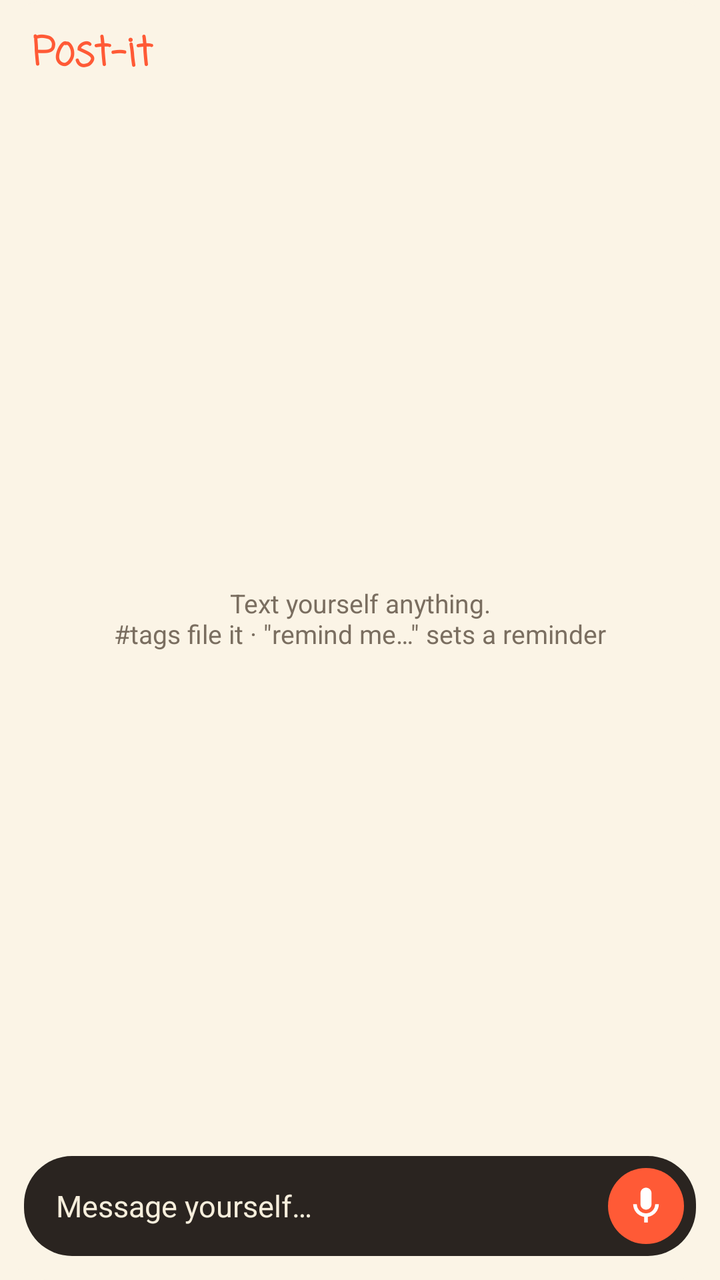
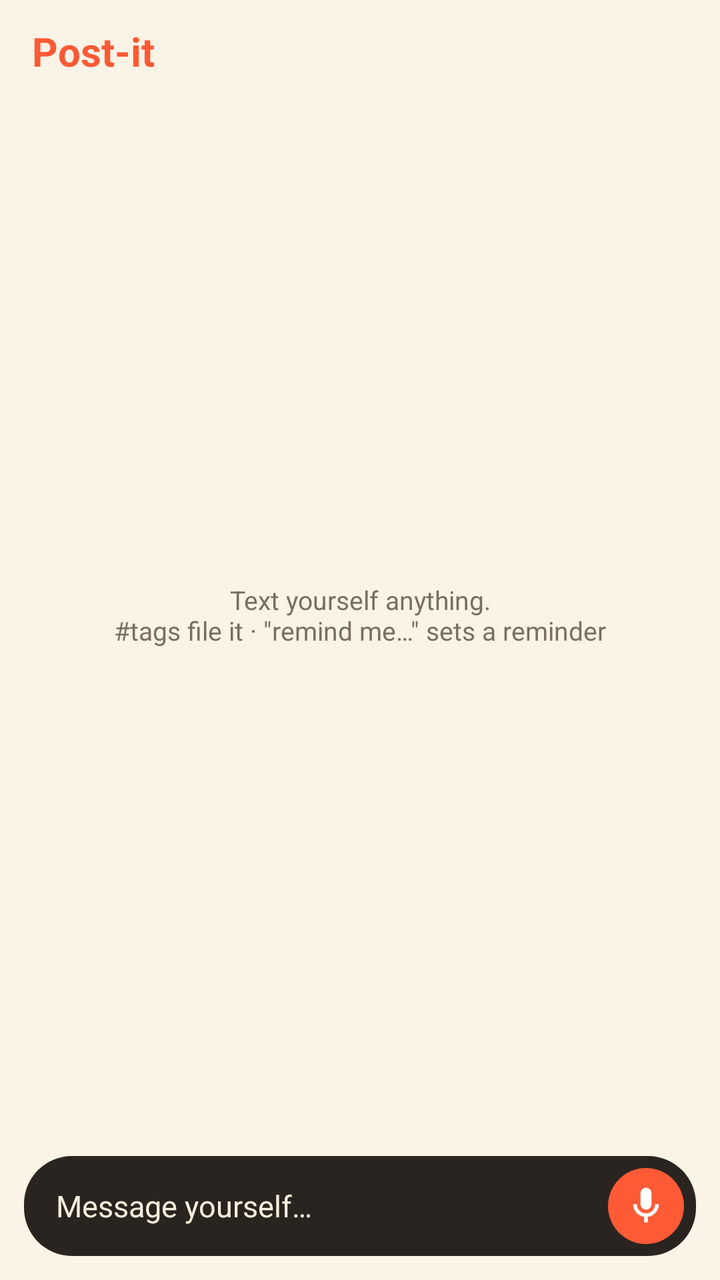

Screens rendered from an Android XML layout before and after an edit, with the pre-edit source and the edit as a unified diff.
<!-- AndroidManifest.xml: application theme Theme.PostIt -->
<!-- res/layout/widget.xml -->
<?xml version="1.0" encoding="utf-8"?>
<LinearLayout xmlns:android="http://schemas.android.com/apk/res/android"
    android:id="@+id/root"
    android:layout_width="match_parent"
    android:layout_height="match_parent"
    android:background="@drawable/widget_bg"
    android:orientation="vertical"
    android:padding="12dp">

    <LinearLayout
        android:id="@+id/header"
        android:layout_width="match_parent"
        android:layout_height="wrap_content"
        android:gravity="center_vertical"
        android:orientation="horizontal"
        android:paddingStart="4dp"
        android:paddingEnd="4dp">

        <TextView
            android:id="@+id/title"
            android:layout_width="wrap_content"
            android:layout_height="wrap_content"
            android:fontFamily="casual"
            android:text="@string/app_name"
            android:textColor="@color/accent"
            android:textSize="20sp"
            android:textStyle="bold" />

        <TextView
            android:id="@+id/next"
            android:layout_width="0dp"
            android:layout_height="wrap_content"
            android:layout_weight="1"
            android:ellipsize="end"
            android:gravity="end"
            android:maxLines="1"
            android:paddingStart="8dp"
            android:textColor="@color/widget_muted"
            android:textSize="12sp" />
    </LinearLayout>

    <FrameLayout
        android:layout_width="match_parent"
        android:layout_height="0dp"
        android:layout_marginTop="6dp"
        android:layout_weight="1">

        <ListView
            android:id="@+id/list"
            android:layout_width="match_parent"
            android:layout_height="match_parent"
            android:divider="@android:color/transparent"
            android:dividerHeight="6dp"
            android:scrollbars="none"
            android:stackFromBottom="true"
            android:transcriptMode="alwaysScroll" />

        <TextView
            android:id="@+id/empty"
            android:layout_width="match_parent"
            android:layout_height="match_parent"
            android:gravity="center"
            android:padding="8dp"
            android:text="@string/widget_empty"
            android:textColor="@color/widget_muted"
            android:textSize="13sp" />
    </FrameLayout>

    <LinearLayout
        android:id="@+id/compose"
        android:layout_width="match_parent"
        android:layout_height="50dp"
        android:layout_marginTop="8dp"
        android:background="@drawable/pill_bg"
        android:gravity="center_vertical"
        android:orientation="horizontal"
        android:paddingStart="16dp"
        android:paddingEnd="6dp">

        <TextView
            android:layout_width="0dp"
            android:layout_height="wrap_content"
            android:layout_weight="1"
            android:text="@string/widget_hint"
            android:textColor="@color/pill_text"
            android:textSize="15sp" />

        <ImageView
            android:id="@+id/mic"
            android:layout_width="38dp"
            android:layout_height="38dp"
            android:contentDescription="@string/voice_note"
            android:background="@drawable/mic_bg"
            android:padding="8dp"
            android:src="@drawable/ic_mic_white" />
    </LinearLayout>
</LinearLayout>
<!-- resources referenced by this layout -->
<resources>
  <color name="accent">#FF5A36</color>
  <color name="pill_text">#F6EEDC</color>
  <color name="widget_muted">#7A6E60</color>
  <!-- drawable ic_mic_white (drawable) -->
  <vector xmlns:android="http://schemas.android.com/apk/res/android"
      android:width="24dp" android:height="24dp" android:viewportWidth="24" android:viewportHeight="24">
      <path android:fillColor="#FFFFFFFF"
          android:pathData="M12,14c1.66,0 3,-1.34 3,-3V5c0,-1.66 -1.34,-3 -3,-3S9,3.34 9,5v6c0,1.66 1.34,3 3,3zM17,11c0,2.76 -2.24,5 -5,5s-5,-2.24 -5,-5H5c0,3.53 2.61,6.43 6,6.92V21h2v-3.08c3.39,-0.49 6,-3.39 6,-6.92h-2z" />
  </vector>
  <!-- drawable mic_bg (drawable) -->
  <?xml version="1.0" encoding="utf-8"?>
  <shape xmlns:android="http://schemas.android.com/apk/res/android" android:shape="oval">
      <solid android:color="@color/accent" />
  </shape>
  <!-- drawable pill_bg (drawable) -->
  <?xml version="1.0" encoding="utf-8"?>
  <shape xmlns:android="http://schemas.android.com/apk/res/android" android:shape="rectangle">
      <solid android:color="@color/pill_bg" />
      <corners android:radius="24dp" />
  </shape>
  <!-- drawable widget_bg (drawable) -->
  <?xml version="1.0" encoding="utf-8"?>
  <shape xmlns:android="http://schemas.android.com/apk/res/android" android:shape="rectangle">
      <solid android:color="@color/widget_bg" />
      <corners android:radius="24dp" />
  </shape>
  <string name="app_name">Post-it</string>
  <string name="voice_note">Voice note</string>
  <string name="widget_empty">Text yourself anything.\n#tags file it · \"remind me…\" sets a reminder</string>
  <string name="widget_hint">Message yourself…</string>
  <style name="Theme.PostIt" parent="android:Theme.Material.Light.NoActionBar">
          <item name="android:windowBackground">@color/app_bg</item>
      </style>
  <color name="pill_bg">#2A2420</color>
  <color name="widget_bg">#FBF4E6</color>
  <color name="app_bg">#FBF4E6</color>
</resources>

<!-- the commit's change to res/layout/widget.xml (unified diff, before → after) -->
@@ -20,7 +20,6 @@
             android:id="@+id/title"
             android:layout_width="wrap_content"
             android:layout_height="wrap_content"
-            android:fontFamily="casual"
             android:text="@string/app_name"
             android:textColor="@color/accent"
             android:textSize="20sp"
